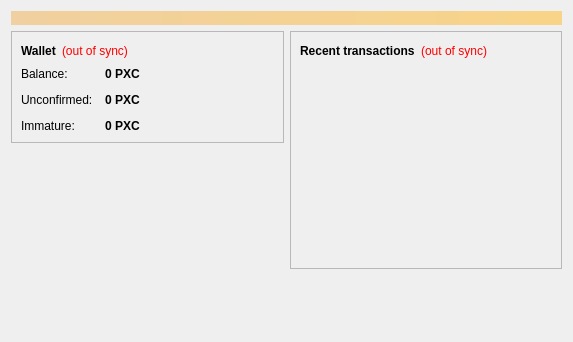
First picture: the form in src/qt/forms/overviewpage.ui, repository PIXDO/pixcoin, before the edit.
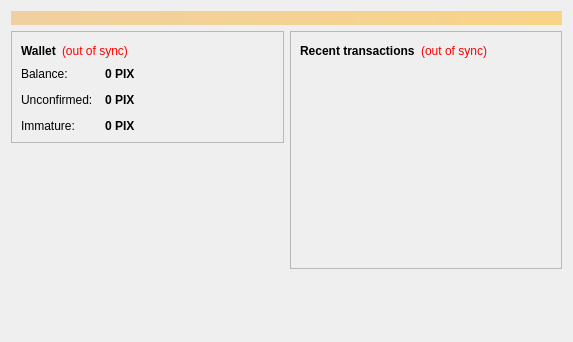
Second picture: the form after the edit. Icons and pictures are not drawn.

What changed in the file:
```diff
--- a/src/qt/forms/overviewpage.ui
+++ b/src/qt/forms/overviewpage.ui
@@ -122,7 +122,7 @@
                <string>Your current balance</string>
               </property>
               <property name="text">
-               <string notr="true">0 PXC</string>
+               <string notr="true">0 PIX</string>
               </property>
               <property name="textInteractionFlags">
                <set>Qt::LinksAccessibleByMouse|Qt::TextSelectableByKeyboard|Qt::TextSelectableByMouse</set>
@@ -151,7 +151,7 @@
                <string>Total of transactions that have yet to be confirmed, and do not yet count toward the current balance</string>
               </property>
               <property name="text">
-               <string notr="true">0 PXC</string>
+               <string notr="true">0 PIX</string>
               </property>
               <property name="textInteractionFlags">
                <set>Qt::LinksAccessibleByMouse|Qt::TextSelectableByKeyboard|Qt::TextSelectableByMouse</set>
@@ -177,7 +177,7 @@
                <string>Mined balance that has not yet matured</string>
               </property>
               <property name="text">
-               <string notr="true">0 PXC</string>
+               <string notr="true">0 PIX</string>
               </property>
               <property name="textInteractionFlags">
                <set>Qt::LinksAccessibleByMouse|Qt::TextSelectableByKeyboard|Qt::TextSelectableByMouse</set>
```
